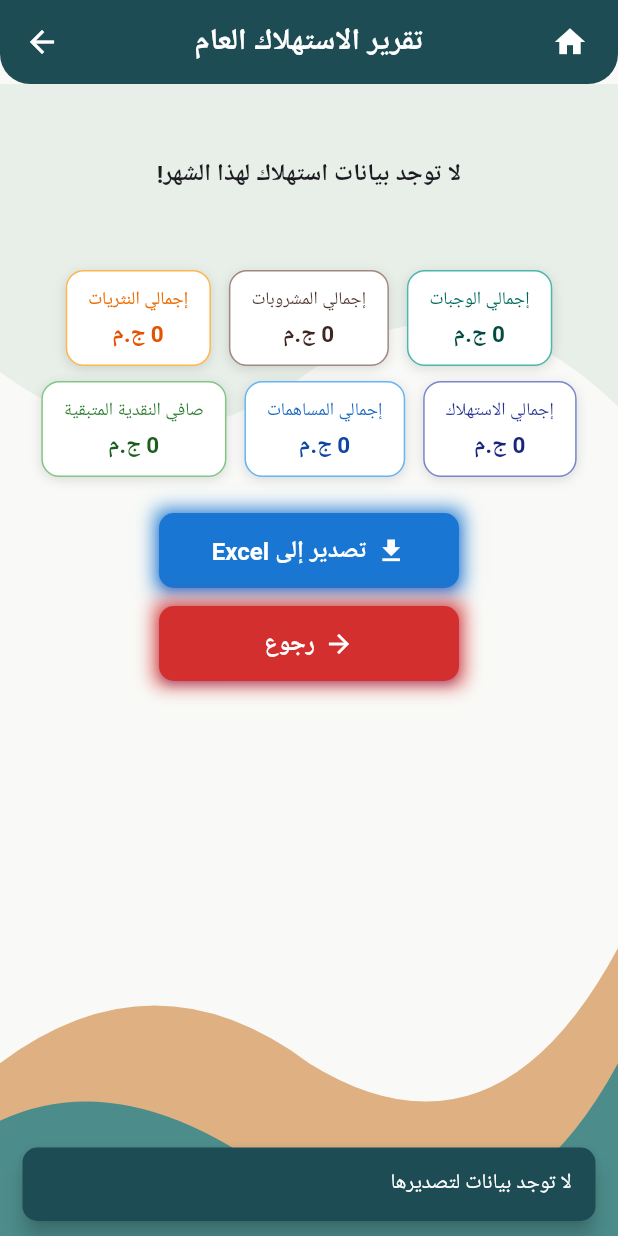
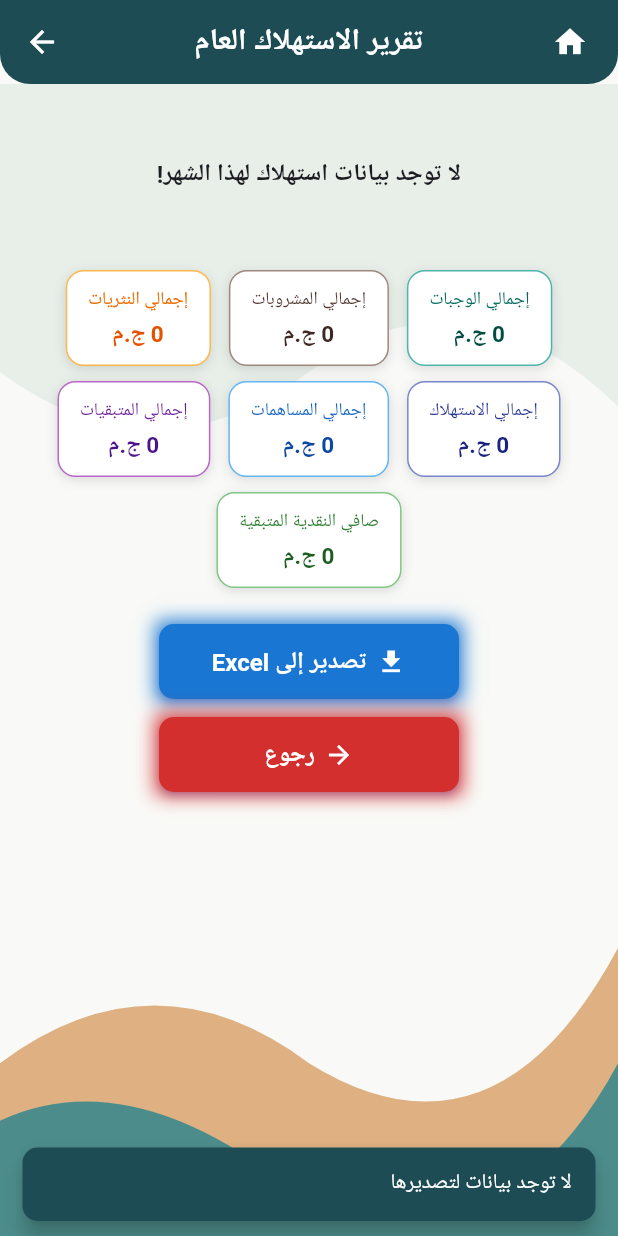
Before and after one commit to jeneral2015/expense_distribution_app, a Flutter app: the ConsumptionReportPage screen opened directly with empty values, after a tap on "تصدير إلى Excel", on a phone screen of 412 x 824 dp. Run offline on Flutter 3.47's test engine with Material 3 defaults, Android fonts, the phone set to English and light mode, and no system bars; our stand-ins replace cloud_firestore, file_picker, firebase_auth, firebase_core, go_router, share_plus and 3 more; missing offline and left inert: syncfusion_flutter_xlsio; accounts and stored records are empty; Roboto replaces fonts that are missing (Cairo).

Commit message:
update 2

```diff
--- a/lib/pages/reports_page/unified_consumption_report.dart
+++ b/lib/pages/reports_page/unified_consumption_report.dart
@@ -30,6 +30,7 @@ class _ConsumptionReportPageState extends State<ConsumptionReportPage> {
   double totalMisc = 0.0;
   double totalConsumption = 0.0;
   double totalContributions = 0.0;
+  double totalRemainingInventory = 0.0;
   double totalRemainingCash = 0.0;
 
   bool _loading = true;
@@ -76,6 +77,16 @@ class _ConsumptionReportPageState extends State<ConsumptionReportPage> {
           ORDER BY ${AppRanks.sqlRankOrder('m.rank')}, m.name ASC
         ''';
         summaryList = await widget.db.fetchAll(query, [widget.archiveKeyId, widget.archiveKeyId]);
+
+        const remQuery = '''
+          SELECT COALESCE(SUM(remaining * price), 0) AS total_remaining
+          FROM expenses_archive
+          WHERE archive_key_id = ? AND remaining > 0
+        ''';
+        final remResults = await widget.db.fetchAll(remQuery, [widget.archiveKeyId]);
+        totalRemainingInventory = remResults.isNotEmpty
+            ? Formatters.toDouble(remResults[0]['total_remaining'])
+            : 0.0;
       } else {
         final query = '''
           WITH MealTotals AS (
@@ -107,6 +118,16 @@ class _ConsumptionReportPageState extends State<ConsumptionReportPage> {
           ORDER BY ${AppRanks.sqlRankOrder('m.rank')}, m.name ASC
         ''';
         summaryList = await widget.db.fetchAll(query);
+
+        const remQuery = '''
+          SELECT COALESCE(SUM(remaining * price), 0) AS total_remaining
+          FROM expenses
+          WHERE remaining > 0
+        ''';
+        final remResults = await widget.db.fetchAll(remQuery);
+        totalRemainingInventory = remResults.isNotEmpty
+            ? Formatters.toDouble(remResults[0]['total_remaining'])
+            : 0.0;
       }
 
       totalMeals = summaryList.fold(0.0, (s, i) => s + Formatters.toDouble(i['total_meals']));
@@ -114,7 +135,7 @@ class _ConsumptionReportPageState extends State<ConsumptionReportPage> {
       totalMisc = summaryList.fold(0.0, (s, i) => s + Formatters.toDouble(i['total_miscellaneous']));
       totalConsumption = summaryList.fold(0.0, (s, i) => s + Formatters.toDouble(i['total_consumption']));
       totalContributions = summaryList.fold(0.0, (s, i) => s + Formatters.toDouble(i['total_contribution']));
-      totalRemainingCash = summaryList.fold(0.0, (s, i) => s + Formatters.toDouble(i['remaining_cash']));
+      totalRemainingCash = totalContributions - (totalConsumption + totalRemainingInventory);
     } catch (e) {
       if (mounted) {
         showAppSnackBar(context, 'خطأ أثناء جلب ملخص الاستهلاك: $e', isError: true);
@@ -162,6 +183,10 @@ class _ConsumptionReportPageState extends State<ConsumptionReportPage> {
       final extraInfo = <String, String>{
         'نوع التقرير': isArchived ? 'تقرير استهلاك الأعضاء (مؤرشف)' : 'تقرير استهلاك الأعضاء (الشهر الحالي)',
         'تاريخ التصدير': DateTime.now().toString().substring(0, 19),
+        'إجمالي المساهمات': '${totalContributions.toAppString()} ج.م',
+        'إجمالي الاستهلاك': '${totalConsumption.toAppString()} ج.م',
+        'إجمالي المتبقيات': '${totalRemainingInventory.toAppString()} ج.م',
+        'صافي النقدية المتبقية': '${totalRemainingCash.toAppString()} ج.م',
       };
 
       if (isArchived && archiveName.isNotEmpty) {
@@ -169,9 +194,11 @@ class _ConsumptionReportPageState extends State<ConsumptionReportPage> {
         extraInfo['الفترة'] = '$startDate إلى $endDate';
       }
 
+      final memberRemainingTotal = summaryList.fold(0.0, (s, i) => s + Formatters.toDouble(i['remaining_cash']));
+
       final totals = [
         [
-          'الإجمالي العام',
+          'إجمالي استهلاك ومساهمات الأعضاء',
           '',
           '',
           totalMeals,
@@ -179,6 +206,28 @@ class _ConsumptionReportPageState extends State<ConsumptionReportPage> {
           totalMisc,
           totalConsumption,
           totalContributions,
+          memberRemainingTotal,
+        ],
+        [
+          'إجمالي المتبقيات (المخزون المتبقي)',
+          '',
+          '',
+          '',
+          '',
+          '',
+          '',
+          '',
+          totalRemainingInventory,
+        ],
+        [
+          'صافي النقدية المتبقية (النهائي)',
+          '',
+          '',
+          '',
+          '',
+          '',
+          '',
+          '',
           totalRemainingCash,
         ]
       ];
@@ -298,6 +347,7 @@ class _ConsumptionReportPageState extends State<ConsumptionReportPage> {
                         _buildMetricBox('إجمالي النثريات', totalMisc, Colors.orange),
                         _buildMetricBox('إجمالي الاستهلاك', totalConsumption, Colors.indigo),
                         _buildMetricBox('إجمالي المساهمات', totalContributions, Colors.blue),
+                        _buildMetricBox('إجمالي المتبقيات', totalRemainingInventory, Colors.purple),
                         _buildMetricBox(
                           'صافي النقدية المتبقية',
                           totalRemainingCash,
--- a/lib/pages/show_expenses.dart
+++ b/lib/pages/show_expenses.dart
@@ -372,7 +372,7 @@ class _ShowExpensesPageState extends State<ShowExpensesPage> {
                       ),
                       keyboardType: TextInputType.number,
                       textDirection: TextDirection.rtl,
-                      enabled: false,
+                      enabled: widget.isMiscellaneous,
                       onChanged: onConsumptionChanged,
                     ),
                     const SizedBox(height: 10),
@@ -385,6 +385,7 @@ class _ShowExpensesPageState extends State<ShowExpensesPage> {
                       ),
                       keyboardType: TextInputType.number,
                       textDirection: TextDirection.rtl,
+                      enabled: false,
                     ),
                     const SizedBox(height: 10),
                     Row(
```
Also changed, not shown: lib/pages/database_page.dart (+21 -1 lines), lib/pages/input_purchases.dart (+7 -3 lines), 1 other file.
